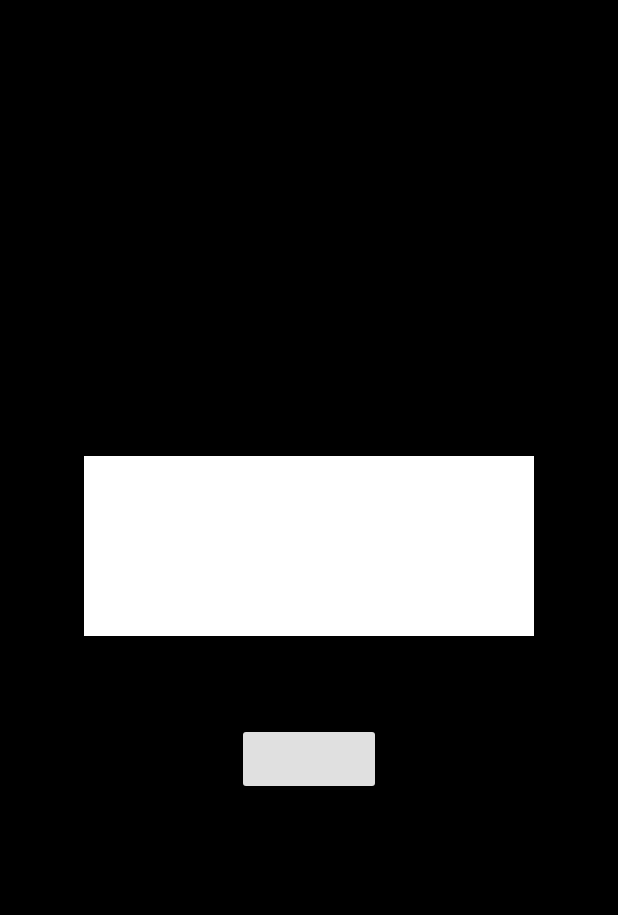
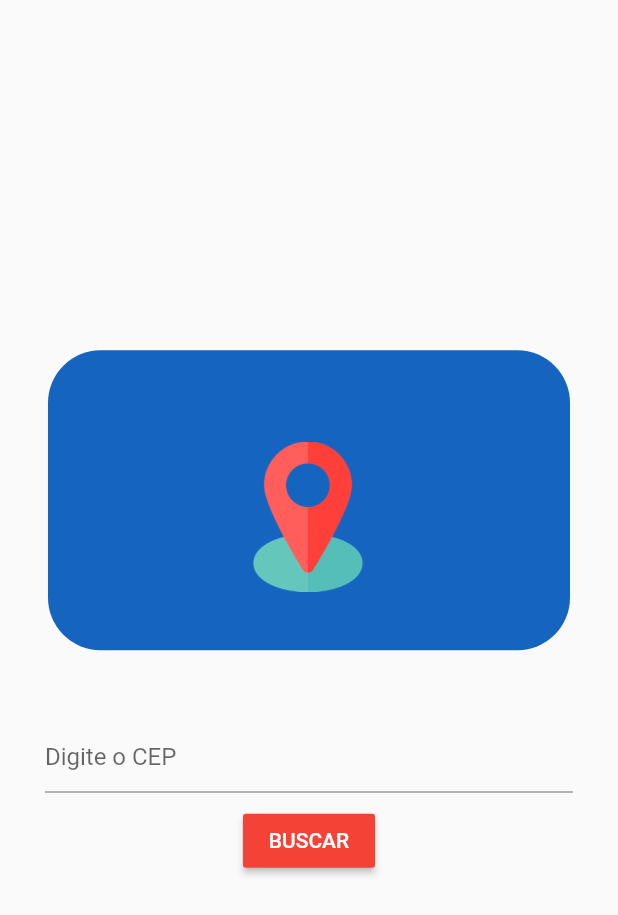
Before and after one commit to paulohenrique085/myappCEP, a Flutter app: the screen it shows after launch, on a phone screen of 412 x 824 dp. Shown: the top 915 px of the screen. Run offline on Flutter 3.47's test engine with Material 2 defaults, Android fonts, the phone set to English and light mode, and no system bars.

```diff
--- a/lib/Home.dart
+++ b/lib/Home.dart
@@ -10,29 +10,33 @@ class Home extends StatefulWidget {
 class _HomeState extends State<Home> {
   TextEditingController _cepUser = TextEditingController();
   String _resultado = "";
+  var _icon = AssetImage("assets/icone.png");
+
   _retornoWeb() async {
     String cepUser = _cepUser.text;
     String url = "https://viacep.com.br/ws/${cepUser}/json/";
     http.Response response;
     response = await http.get(url);
-    cepUser = response.body;
+    //cepUser = response.body;
     //transformando objeto JSON em MAP
     Map<String, dynamic> retorno = json.decode(response.body);
     String localidade = retorno["localidade"];
     String uf = retorno["uf"];
     String ddd = retorno["ddd"];
     String logradouro = retorno["logradouro"];
+    String bairro = retorno["bairro"];
 
     setState(() {
       _resultado =
-          "LOGRADOURO: ${logradouro} LOCALIDADE: ${localidade}  UF:${uf}  DDD:${ddd}";
+          "LOGRADOURO:  ${logradouro}\n\nBAIRRO:${bairro} \n\nLOCALIDADE:  ${localidade}\n\nUF: ${uf}\n\nDDD: ${ddd}";
+      //imagem vazia png 100%
+      _icon = AssetImage("assets/vazio.png");
     });
   }
 
   @override
   Widget build(BuildContext context) {
     return Scaffold(
-        backgroundColor: Colors.black,
         body: Padding(
       padding: EdgeInsets.all(30),
       child: Center(
@@ -42,17 +46,57 @@ class _HomeState extends State<Home> {
           crossAxisAlignment: CrossAxisAlignment.center,
           children: <Widget>[
             Padding(
-                  padding: const EdgeInsets.all(10),
+              padding: const EdgeInsets.all(2),
               child: Container(
-                      height: 120,
-                      width: 300,
+                  decoration: BoxDecoration(
+                      color: Colors.blue[800],
+                      borderRadius: BorderRadius.all(Radius.circular(35))),
+                  height: 200,
+                  width: 600,
+                  child: Padding(
+                      padding: const EdgeInsets.all(20),
+                      child: SingleChildScrollView(
+                        child: Column(
+                          children: <Widget>[
+                            Text(
+                              _resultado,
+                              style: TextStyle(
                                   color: Colors.white,
-                      child: Text(_resultado)),
+                                  fontWeight: FontWeight.bold,
+                                  fontSize: 14),
                             ),
-                TextField(
+                            Padding(
+                              padding: EdgeInsets.all(25),
+                              child: Container(
+                                child: Image(
+                                  image: this._icon,
+                                  height: 100,
+                                  width: 120,
+                                ),
+                              ),
+                            )
+                          ],
+                        ),
+                      ))),
+            ),
+            Padding(
+              padding: const EdgeInsets.only(top: 45),
+              child: TextField(
+                keyboardType: TextInputType.number,
                 controller: _cepUser,
+                decoration: InputDecoration(hintText: "Digite o CEP"),
               ),
-                RaisedButton(onPressed: _retornoWeb)
+            ),
+            Padding(
+              padding: const EdgeInsets.all(8.0),
+              child: RaisedButton(
+                  child: Text(
+                    "BUSCAR",
+                    style: TextStyle(color: Colors.white),
+                  ),
+                  color: Colors.red[500],
+                  onPressed: _retornoWeb),
+            )
           ],
         ),
       )),
--- a/lib/main.dart
+++ b/lib/main.dart
@@ -3,6 +3,7 @@ import 'Home.dart';
 
 void main() {
   runApp(MaterialApp(
+    debugShowCheckedModeBanner: false,
     home: Home(),
   ));
 }
--- a/pubspec.yaml
+++ b/pubspec.yaml
@@ -46,8 +46,9 @@ flutter:
   uses-material-design: true
 
   # To add assets to your application, add an assets section, like this:
-  # assets:
-  #   - images/a_dot_burr.jpeg
+  assets:
+     - assets/icone.png
+     - assets/vazio.png
   #   - images/a_dot_ham.jpeg
 
   # An image asset can refer to one or more resolution-specific "variants", see
```
Also changed, not shown: assets/icone.png (added), assets/vazio.png (added). Lines whose indentation alone changed are shown as unchanged.
